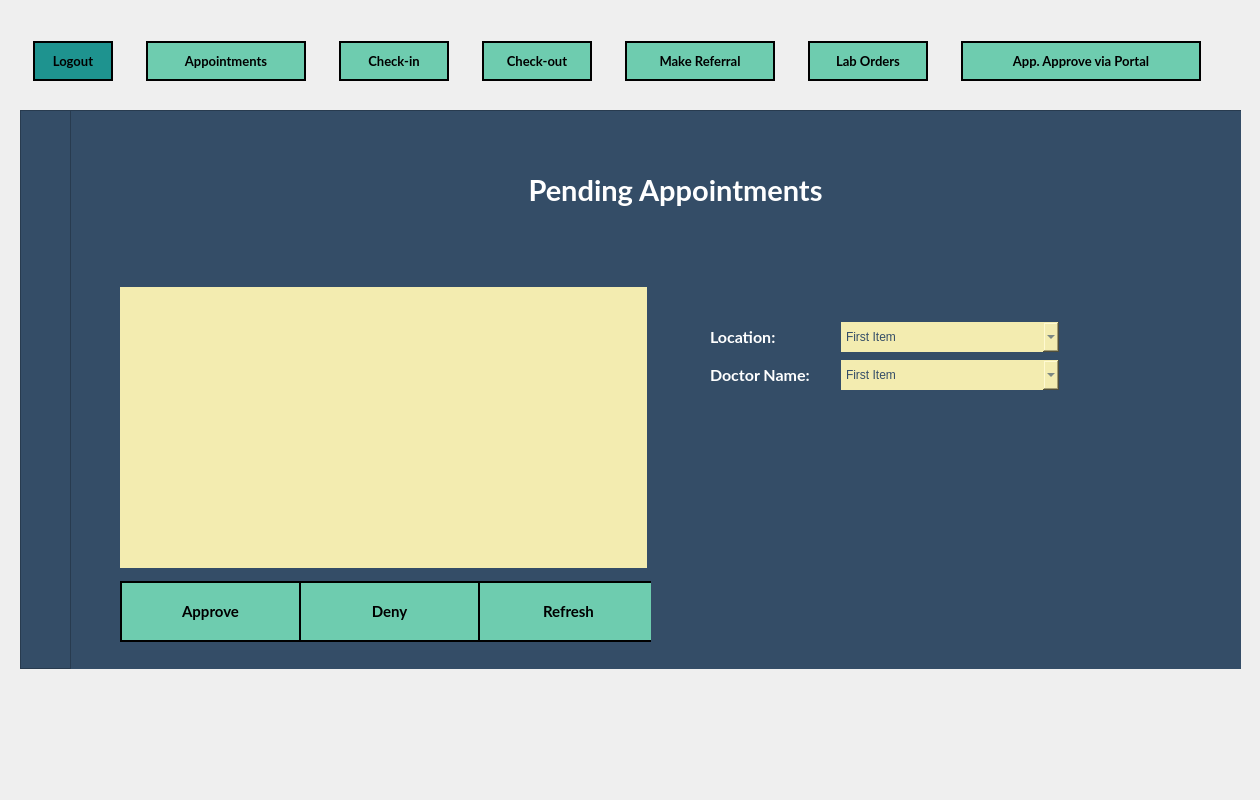
This is apptrequest.ui in mxrked/Medical-Office-Administration as Qt 5 draws it before an edit. The edited form follows.
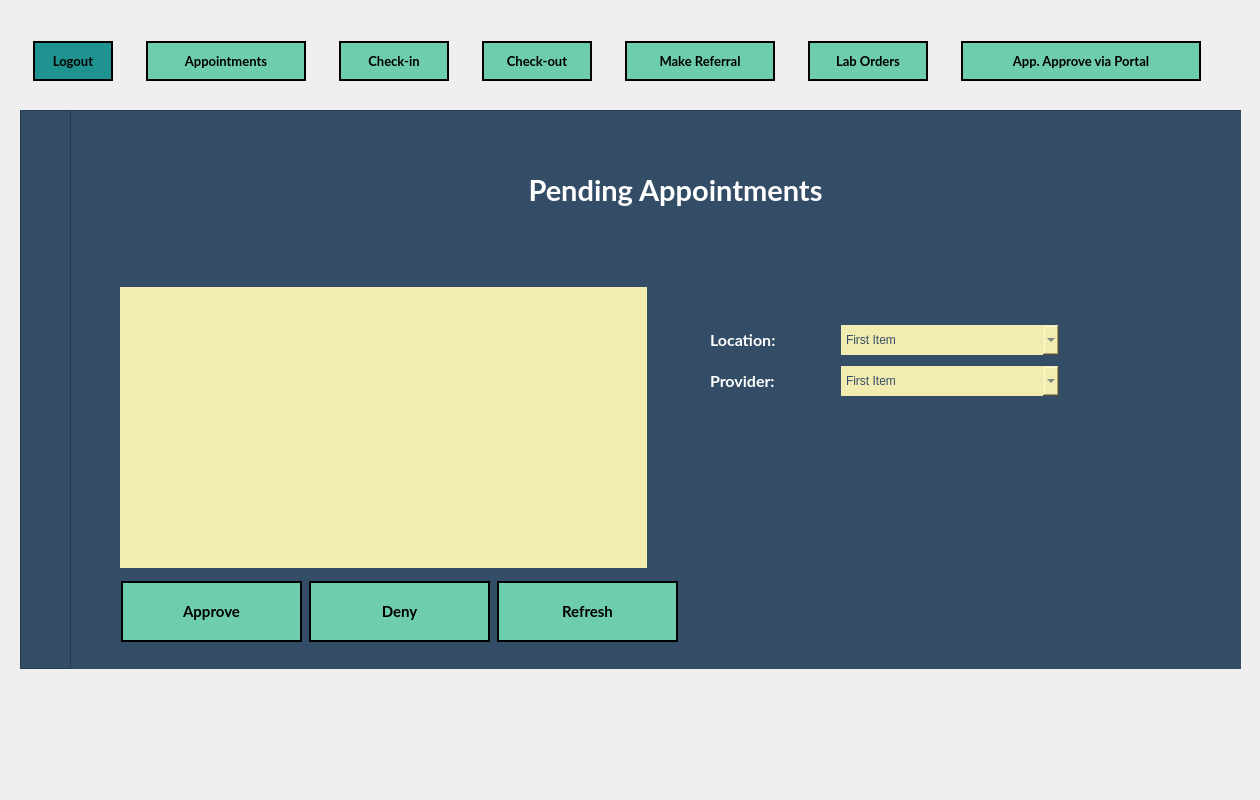
This is the edited form. Icons and pictures are not drawn.

Commit message: Changed Doctor to provider

Patch:
```diff
--- a/apptrequest.ui
+++ b/apptrequest.ui
@@ -515,7 +515,7 @@
         <x>640</x>
         <y>210</y>
         <width>349</width>
-        <height>73</height>
+        <height>82</height>
        </rect>
       </property>
       <layout class="QVBoxLayout" name="verticalLayout_3">
@@ -574,7 +574,7 @@
             <string notr="true"/>
            </property>
            <property name="text">
-            <string>Doctor Name:</string>
+            <string>Provider:</string>
            </property>
           </widget>
          </item>
@@ -599,12 +599,12 @@
        </item>
       </layout>
      </widget>
-     <widget class="QWidget" name="">
+     <widget class="QWidget" name="layoutWidget">
       <property name="geometry">
        <rect>
         <x>50</x>
         <y>170</y>
-        <width>531</width>
+        <width>559</width>
         <height>371</height>
        </rect>
       </property>
```
Left out of the diff: 5 changed lines with no effect on the pictures.
